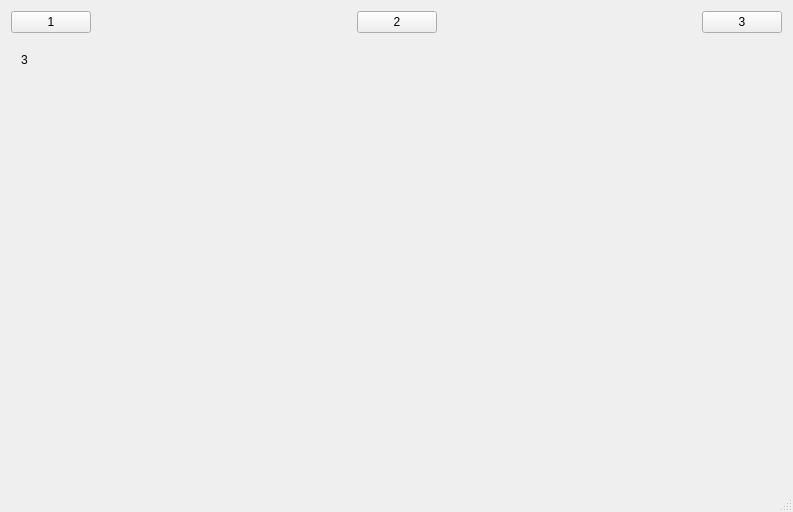
The window that mainwindow.ui (yukib4haru/AirTicketCHD) describes before a commit, drawn with Qt 5.
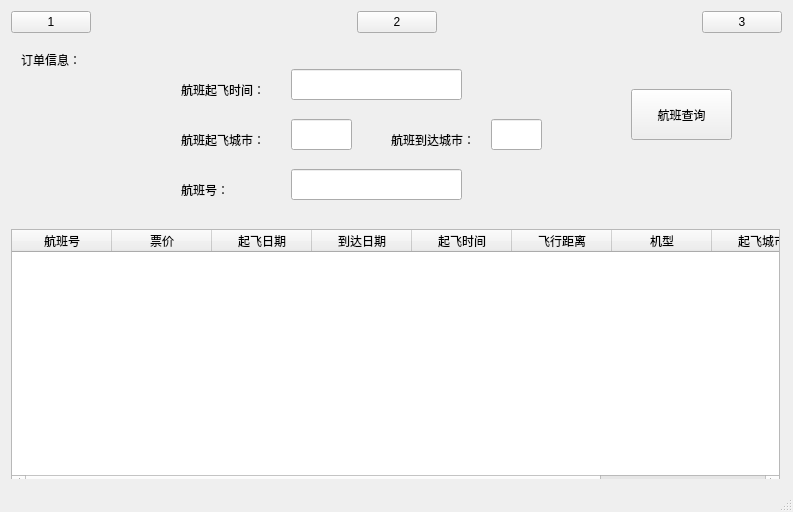
The same window after the commit. The open tabs and pages were chosen to show the change.

Commit message: 订单信息界面

```diff
--- a/mainwindow.ui
+++ b/mainwindow.ui
@@ -178,7 +178,7 @@
          <rect>
           <x>10</x>
           <y>10</y>
-          <width>41</width>
+          <width>61</width>
           <height>21</height>
          </rect>
         </property>
@@ -186,7 +186,179 @@
          <string notr="true">font: 12pt &quot;黑体&quot;;</string>
         </property>
         <property name="text">
-         <string>3</string>
+         <string>订单信息：</string>
+        </property>
+       </widget>
+       <widget class="QTableWidget" name="looktable_2">
+        <property name="geometry">
+         <rect>
+          <x>0</x>
+          <y>190</y>
+          <width>769</width>
+          <height>261</height>
+         </rect>
+        </property>
+        <column>
+         <property name="text">
+          <string>航班号</string>
+         </property>
+        </column>
+        <column>
+         <property name="text">
+          <string>票价</string>
+         </property>
+        </column>
+        <column>
+         <property name="text">
+          <string>起飞日期</string>
+         </property>
+        </column>
+        <column>
+         <property name="text">
+          <string>到达日期</string>
+         </property>
+        </column>
+        <column>
+         <property name="text">
+          <string>起飞时间</string>
+         </property>
+        </column>
+        <column>
+         <property name="text">
+          <string>飞行距离</string>
+         </property>
+        </column>
+        <column>
+         <property name="text">
+          <string>机型</string>
+         </property>
+        </column>
+        <column>
+         <property name="text">
+          <string>起飞城市</string>
+         </property>
+        </column>
+        <column>
+         <property name="text">
+          <string>目的地</string>
+         </property>
+        </column>
+       </widget>
+       <widget class="QLineEdit" name="lineEdit">
+        <property name="geometry">
+         <rect>
+          <x>280</x>
+          <y>30</y>
+          <width>171</width>
+          <height>31</height>
+         </rect>
+        </property>
+       </widget>
+       <widget class="QLineEdit" name="lineEdit_2">
+        <property name="geometry">
+         <rect>
+          <x>280</x>
+          <y>80</y>
+          <width>61</width>
+          <height>31</height>
+         </rect>
+        </property>
+       </widget>
+       <widget class="QLineEdit" name="lineEdit_3">
+        <property name="geometry">
+         <rect>
+          <x>280</x>
+          <y>130</y>
+          <width>171</width>
+          <height>31</height>
+         </rect>
+        </property>
+       </widget>
+       <widget class="QLabel" name="label_6">
+        <property name="geometry">
+         <rect>
+          <x>170</x>
+          <y>40</y>
+          <width>81</width>
+          <height>21</height>
+         </rect>
+        </property>
+        <property name="styleSheet">
+         <string notr="true">font: 12pt &quot;黑体&quot;;</string>
+        </property>
+        <property name="text">
+         <string>航班起飞时间：</string>
+        </property>
+       </widget>
+       <widget class="QLabel" name="label_7">
+        <property name="geometry">
+         <rect>
+          <x>170</x>
+          <y>90</y>
+          <width>81</width>
+          <height>21</height>
+         </rect>
+        </property>
+        <property name="styleSheet">
+         <string notr="true">font: 12pt &quot;黑体&quot;;</string>
+        </property>
+        <property name="text">
+         <string>航班起飞城市：</string>
+        </property>
+       </widget>
+       <widget class="QLabel" name="label_8">
+        <property name="geometry">
+         <rect>
+          <x>170</x>
+          <y>140</y>
+          <width>61</width>
+          <height>21</height>
+         </rect>
+        </property>
+        <property name="styleSheet">
+         <string notr="true">font: 12pt &quot;黑体&quot;;</string>
+        </property>
+        <property name="text">
+         <string>航班号：</string>
+        </property>
+       </widget>
+       <widget class="QLineEdit" name="lineEdit_4">
+        <property name="geometry">
+         <rect>
+          <x>480</x>
+          <y>80</y>
+          <width>51</width>
+          <height>31</height>
+         </rect>
+        </property>
+       </widget>
+       <widget class="QLabel" name="label_9">
+        <property name="geometry">
+         <rect>
+          <x>380</x>
+          <y>90</y>
+          <width>81</width>
+          <height>21</height>
+         </rect>
+        </property>
+        <property name="styleSheet">
+         <string notr="true">font: 12pt &quot;黑体&quot;;</string>
+        </property>
+        <property name="text">
+         <string>航班到达城市：</string>
+        </property>
+       </widget>
+       <widget class="QPushButton" name="pushButton_4">
+        <property name="geometry">
+         <rect>
+          <x>620</x>
+          <y>50</y>
+          <width>101</width>
+          <height>51</height>
+         </rect>
+        </property>
+        <property name="text">
+         <string>航班查询</string>
         </property>
        </widget>
       </widget>
```
Left out of the diff: 2 changed lines with no effect on the pictures. The commit also changes 5 other files.
